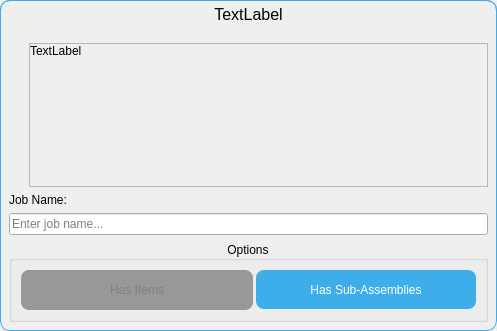
The window that ui/add_job_dialog.ui (TheCodingJsoftware/Invigo) describes before a commit, drawn with Qt 5.
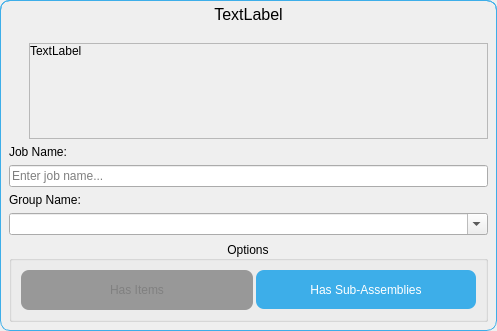
The same window after the commit.

What changed in the file:
```diff
--- a/ui/add_job_dialog.ui
+++ b/ui/add_job_dialog.ui
@@ -147,7 +147,7 @@
                <x>0</x>
                <y>0</y>
                <width>447</width>
-               <height>146</height>
+               <height>90</height>
               </rect>
              </property>
              <layout class="QVBoxLayout" name="verticalLayout_4">
@@ -205,6 +205,20 @@
           </property>
          </widget>
         </item>
+        <item>
+         <widget class="QLabel" name="label_2">
+          <property name="text">
+           <string>Group Name:</string>
+          </property>
+         </widget>
+        </item>
+        <item>
+         <widget class="QComboBox" name="comboBox_group_name">
+          <property name="editable">
+           <bool>true</bool>
+          </property>
+         </widget>
+        </item>
         <item>
          <widget class="QGroupBox" name="groupBox">
           <property name="title">
```
